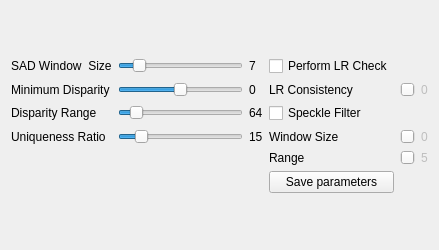
Old version of the form src/matcherwidgetopencvsgbm.ui in the repository i3drobotics/stereo-vision-toolkit.
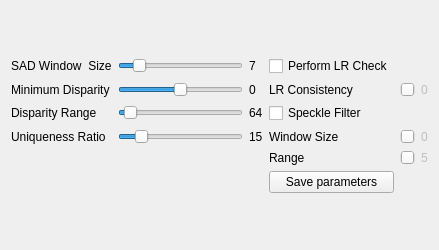
New version of the form.

What changed in the file:
```diff
--- a/src/matcherwidgetopencvsgbm.ui
+++ b/src/matcherwidgetopencvsgbm.ui
@@ -6,7 +6,7 @@
    <rect>
     <x>0</x>
     <y>0</y>
-    <width>398</width>
+    <width>404</width>
     <height>250</height>
    </rect>
   </property>
@@ -108,7 +108,7 @@
         <number>1</number>
        </property>
        <property name="maximum">
-        <number>32</number>
+        <number>64</number>
        </property>
        <property name="singleStep">
         <number>1</number>
```
Left out of the diff: 4 changed lines with no effect on the pictures.
